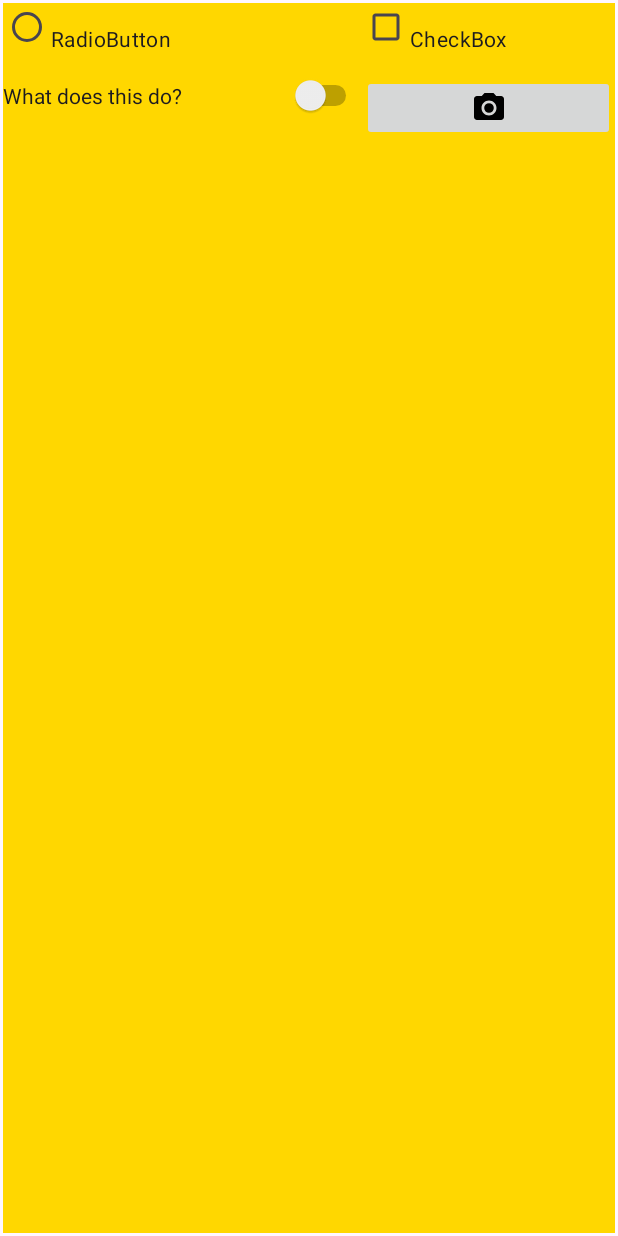
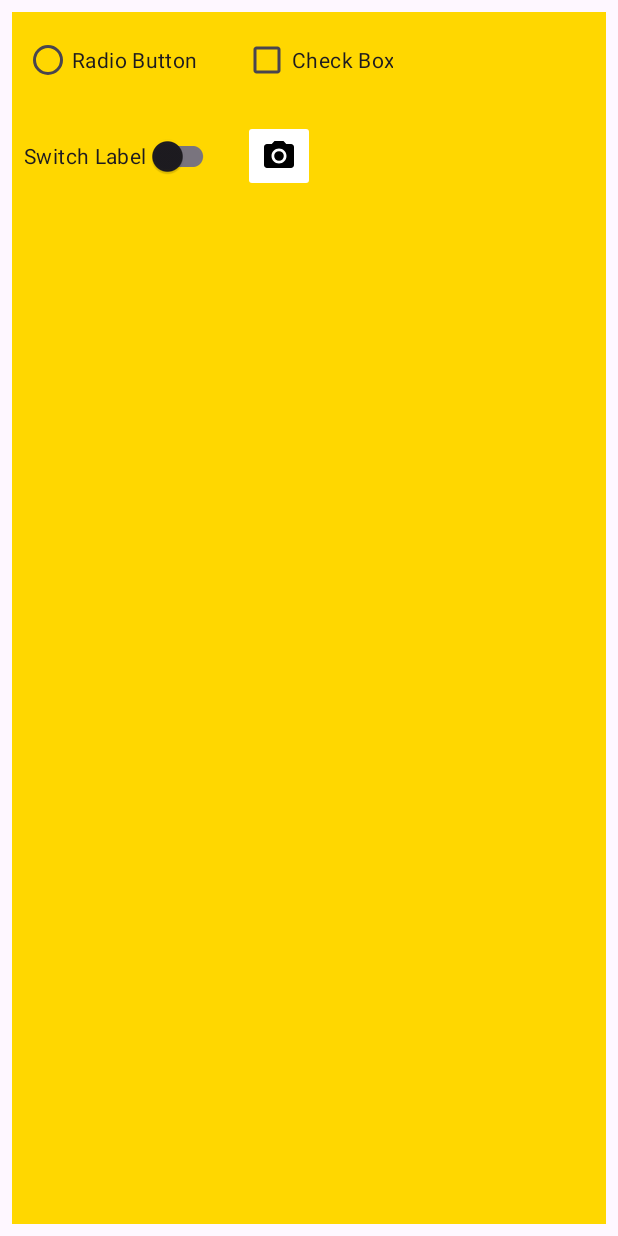
Before and after one commit to Dileep5/CP670, an Android app: the screen it shows after launch (ListItemsActivity), on a phone screen of 412 x 824 dp. Run offline under Robolectric (Android 15) with nearby library versions, the phone set to English and light mode, and no system bars.

```diff
--- a/app/src/main/res/layout/activity_list_items.xml
+++ b/app/src/main/res/layout/activity_list_items.xml
@@ -5,7 +5,7 @@
     android:id="@+id/main"
     android:layout_width="match_parent"
     android:layout_height="match_parent"
-    android:layout_margin="2dp"
+    android:layout_margin="8dp"
     android:background="@color/gold"
     android:columnCount="2"
     android:rowCount="2"
@@ -14,30 +14,35 @@
     <RadioButton
         android:layout_width="wrap_content"
         android:layout_height="wrap_content"
-        android:text="RadioButton"
-        android:layout_columnWeight="1"
-        android:gravity="fill" />
+        android:text="@string/radio_button"
+        android:gravity="center"
+        android:layout_margin="8dp" />
 
     <CheckBox
         android:layout_width="wrap_content"
         android:layout_height="wrap_content"
-        android:text="CheckBox"
-        android:layout_columnWeight="1"
-        android:gravity="fill" />
+        android:text="@string/check_box"
+        android:gravity="center"
+        android:layout_margin="8dp" />
 
-    <Switch
+    <androidx.appcompat.widget.SwitchCompat
         android:layout_width="wrap_content"
         android:layout_height="wrap_content"
-        android:text="What does this do?"
-        android:layout_columnWeight="1"
-        android:gravity="fill" />
+        android:text="@string/switch_label"
+        android:minWidth="48dp"
+        android:minHeight="48dp"
+        android:gravity="center"
+        android:layout_margin="8dp" />
 
     <ImageButton
         android:layout_width="wrap_content"
         android:layout_height="wrap_content"
-        android:layout_columnWeight="1"
-        android:gravity="fill"
         android:src="@drawable/ic_menu_camera"
-        tools:src="@android:drawable/ic_menu_camera" />
-
+        android:contentDescription="@string/camera_button_desc"
+        android:backgroundTint="@android:color/white"
+        app:tint="@android:color/black"
+        android:minWidth="48dp"
+        android:minHeight="48dp"
+        android:gravity="center"
+        android:layout_margin="8dp" />
 </GridLayout>
--- a/app/src/main/res/values/strings.xml
+++ b/app/src/main/res/values/strings.xml
@@ -7,4 +7,9 @@
     <string name="login_hint">login name</string>
     <string name="password_text">Password</string>
     <string name="password_hint">Enter password</string>
+
+    <string name="radio_button">Radio Button</string>
+    <string name="check_box">Check Box</string>
+    <string name="switch_label">Switch Label</string>
+    <string name="camera_button_desc">Open Camera</string>
 </resources>
```
Also changed, not shown: app/src/main/res/layout/activity_login.xml (+30 -10 lines), 1 other file.
